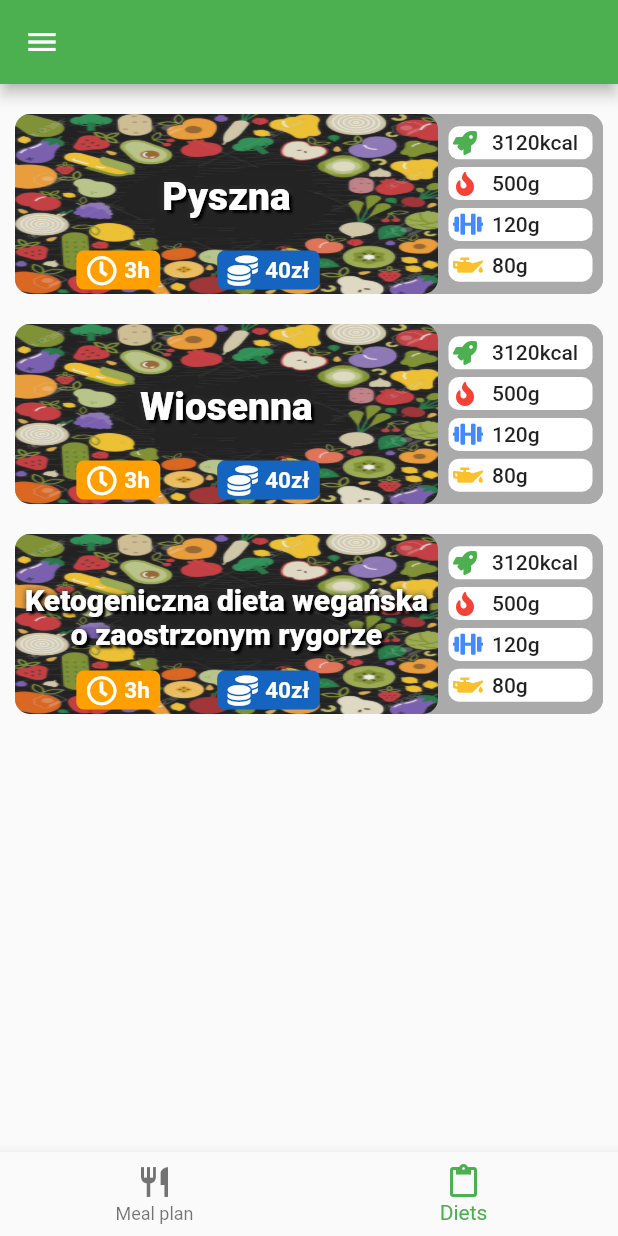
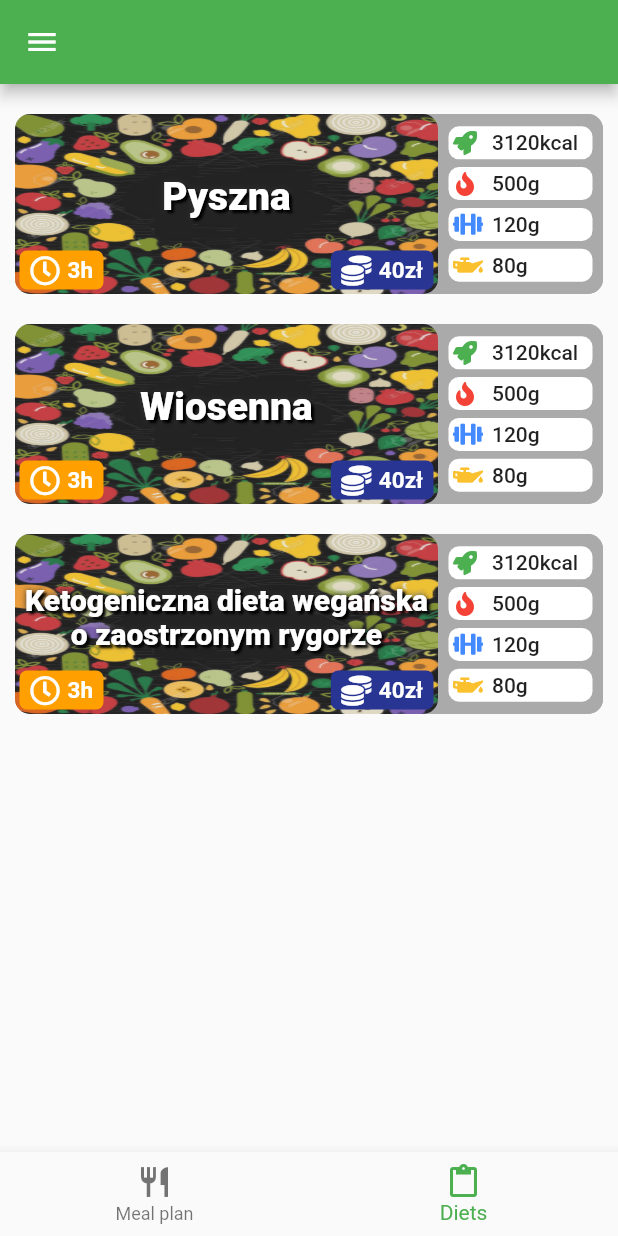
Before and after one commit to Xezolpl/Diet-Planner, a Flutter app: the screen it shows after launch, swiped to page 2, on a phone screen of 412 x 824 dp. Run offline on Flutter 3.47's test engine with Material 2 defaults, Android fonts, the phone set to English and light mode, and no system bars; our stand-ins replace data_connection_checker, font_awesome_flutter, freezed_annotation; generated files the repository leaves out were written again.

Commit message:
Better colors

```diff
--- a/lib/presentation/diets/diet_card.dart
+++ b/lib/presentation/diets/diet_card.dart
@@ -41,7 +41,7 @@ class DietCard extends StatelessWidget {
                     Align(
                         alignment: Alignment.bottomLeft,
                         child: Row(
-                            mainAxisAlignment: MainAxisAlignment.spaceEvenly,
+                            mainAxisAlignment: MainAxisAlignment.spaceBetween,
                             children: [
                               InformationMark(
                                   iconData: FontAwesomeIcons.clock,
@@ -50,8 +50,7 @@ class DietCard extends StatelessWidget {
                               InformationMark(
                                   iconData: FontAwesomeIcons.coins,
                                   text: '40zł',
-                                  color: Colors.blue[800]),
-                              SizedBox(),
+                                  color: Colors.indigo[800]),
                             ])),
                     Container(
                       padding: EdgeInsets.only(bottom: 30, top: 20),
```
